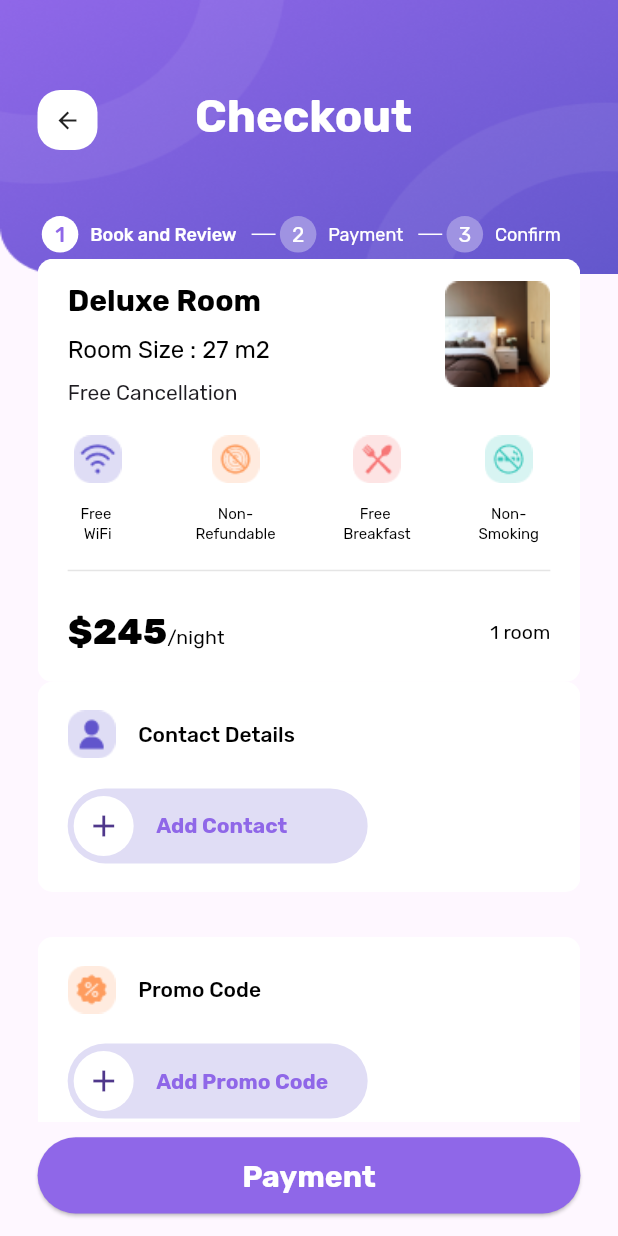
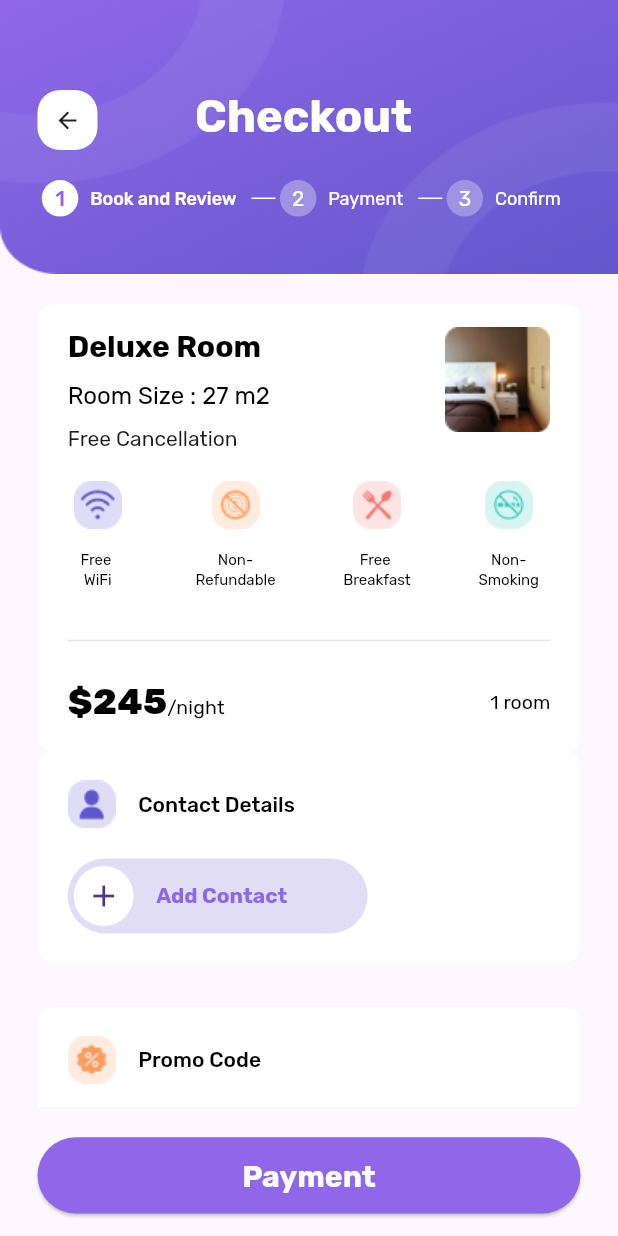
Before and after one commit to ibrahim3ali/travo_apps_1, a Flutter app: the CheckkoutHotel screen opened directly, on a phone screen of 412 x 824 dp. Run offline on Flutter 3.47's test engine with Material 3 defaults, Android fonts, the phone set to English and light mode, and no system bars; our stand-ins replace device_preview, flutter_rating_bar, flutter_screenutil, go_router, google_fonts, salomon_bottom_bar and 1 more.

Commit message:
fix size{ BookingFlight ,CheckkoutHotel ,FlightAndHotel ,GuestAndRoom ,ResultFlight ,ReviewHotel ,SelectRoom ,SelectSeat ,MultiCityWidget ,OneWayWidget ,RoundTripWidget ,CheckkoutFlight1Widget ,CheckkoutHotel1Widget ,CheckkoutHotel2Widget ,FilterHotelDraggableScrollableSheetWidget ,FilterReviewDraggableScrollableSheetWidget }

```diff
--- a/lib/view/screen/booking_flight/booking_flight.dart
+++ b/lib/view/screen/booking_flight/booking_flight.dart
@@ -121,7 +121,7 @@ class _BookingFlightState extends State<BookingFlight> {
                   children: [
                     SizedBox(
                       width: 411.w,
-                      height: height.h,
+                      height: height * 0.73.h,
                       child: PageView(
                         children: [
                           itam[_index]['screen'],
--- a/lib/view/screen/checkkout_hotel/checkkout_hotel.dart
+++ b/lib/view/screen/checkkout_hotel/checkkout_hotel.dart
@@ -36,7 +36,6 @@ class _CheckkoutHotelState extends State<CheckkoutHotel> {
       {
         'isActive': false,
         'number': '1',
-        'height': 700.0,
         'title': 'Book and Review',
         'screen': const CheckkoutHotel1Widget(),
         'button': 'Payment',
@@ -47,7 +46,6 @@ class _CheckkoutHotelState extends State<CheckkoutHotel> {
       {
         'isActive': true,
         'number': '2',
-        'height': 450.0,
         'title': 'Payment',
         'screen': const CheckkoutHotel2Widget(),
         'button': 'Done',
@@ -59,7 +57,6 @@ class _CheckkoutHotelState extends State<CheckkoutHotel> {
         'isActive': true,
         'number': '3',
         'title': 'Confirm',
-        'height': 530.0,
         'screen': const CheckkoutHotel3Widget(),
         'button': 'Pay Now',
         'onPressed': () {
@@ -73,7 +70,9 @@ class _CheckkoutHotelState extends State<CheckkoutHotel> {
     return Scaffold(
       body: SizedBox(
         height: height,
-        child: Stack(
+        child: Column(
+          children: [
+            Stack(
               clipBehavior: Clip.none,
               children: [
                 ImageCardThree(
@@ -93,7 +92,7 @@ class _CheckkoutHotelState extends State<CheckkoutHotel> {
                 Positioned(
                   left: 25,
                   right: 25,
-              top: 144,
+                  top: 120,
                   child: SizedBox(
                     width: 411.w,
                     height: 24.h,
@@ -126,15 +125,16 @@ class _CheckkoutHotelState extends State<CheckkoutHotel> {
                     ),
                   ),
                 ),
+              ],
+            ),
             Expanded(
-              child: Positioned.fill(
-                top: 170.h,
+              child: Padding(
+                padding: EdgeInsets.only(
+                  top: 20.h,
                   right: 25.w,
                   left: 25.w,
-                child: SingleChildScrollView(
-                  child: SizedBox(
-                    width: 411.w,
-                    height: cardScreen[_index]['height'],
+                  bottom: 10.h,
+                ),
                 child: PageView(
                   children: [
                     cardScreen[_index]['screen'],
@@ -144,8 +144,6 @@ class _CheckkoutHotelState extends State<CheckkoutHotel> {
                       pageIndex == _index;
                     });
                   },
-                    ),
-                  ),
                 ),
               ),
             ),
--- a/lib/view/screen/home/home.dart
+++ b/lib/view/screen/home/home.dart
@@ -1,7 +1,6 @@
 import 'package:flutter/material.dart';
 import 'package:flutter/services.dart';
 import 'package:flutter_screenutil/flutter_screenutil.dart';
-import 'package:flutter_staggered_grid_view/flutter_staggered_grid_view.dart';
 import 'package:go_router/go_router.dart';
 import 'package:salomon_bottom_bar/salomon_bottom_bar.dart';
 import 'package:travo_apps_1/core/constants/app_colos.dart';
--- a/lib/view/widget/booking_flight_widget/multi_city_widget/multi_city_widget.dart
+++ b/lib/view/widget/booking_flight_widget/multi_city_widget/multi_city_widget.dart
@@ -5,7 +5,6 @@ import '../../../../core/constants/app_colos.dart';
 import '../../../../core/constants/assets.dart';
 import '../../../dtomic/text_widget/text_widget.dart';
 import '../../../dtomic/title_widget/title_widget.dart';
-import '../one_way_widget/one_way_widget.dart';
 
 class MultiCityWidget extends StatefulWidget {
   const MultiCityWidget({
--- a/lib/view/widget/booking_flight_widget/one_way_widget/one_way_widget.dart
+++ b/lib/view/widget/booking_flight_widget/one_way_widget/one_way_widget.dart
@@ -93,7 +93,7 @@ class _OneWayWidgetState extends State<OneWayWidget> {
           ),
           Positioned.fill(
             left: 260.w,
-            bottom: 510.h,
+            bottom: 320.h,
             child: Image.asset(ImageBookingFlight.way),
           )
         ],
--- a/lib/view/widget/booking_flight_widget/round_trip_widget/round_trip_widget.dart
+++ b/lib/view/widget/booking_flight_widget/round_trip_widget/round_trip_widget.dart
@@ -4,7 +4,6 @@ import 'package:flutter_screenutil/flutter_screenutil.dart';
 import '../../../../core/constants/app_colos.dart';
 import '../../../../core/constants/assets.dart';
 import '../../../dtomic/title_widget/title_widget.dart';
-import '../one_way_widget/one_way_widget.dart';
 
 class RoundTripWidget extends StatefulWidget {
   const RoundTripWidget({
@@ -100,7 +99,7 @@ class _RoundTripWidgetState extends State<RoundTripWidget> {
           ),
           Positioned.fill(
             left: 260.w,
-            bottom: 510.h,
+            bottom: 320.h,
             child: Image.asset(ImageBookingFlight.way),
           )
         ],
--- a/lib/view/widget/checkkout_flight_widget/checkkout_flight1_widget/checkkout_flight1_widget.dart
+++ b/lib/view/widget/checkkout_flight_widget/checkkout_flight1_widget/checkkout_flight1_widget.dart
@@ -5,7 +5,6 @@ import 'package:travo_apps_1/core/app_routers/routes_name.dart';
 
 import '../../../../core/constants/app_colos.dart';
 import '../../../../core/constants/assets.dart';
-import '../../../dtomic/button/buttons.dart';
 import '../../../dtomic/text_widget/text_widget.dart';
 import '../../../dtomic/title_widget/title_widget.dart';
 
--- a/lib/view/widget/checkkout_hotel_widget/checkkout_hotel1_widget/checkkout_hotel1_widget.dart
+++ b/lib/view/widget/checkkout_hotel_widget/checkkout_hotel1_widget/checkkout_hotel1_widget.dart
@@ -65,7 +65,9 @@ class _CheckkoutHotel1WidgetState extends State<CheckkoutHotel1Widget> {
         },
       },
     ];
-    return Column(
+    final height = MediaQuery.sizeOf(context).height;
+    return SingleChildScrollView(
+      child: Column(
         children: [
           Container(
             width: 411.w,
@@ -121,7 +123,7 @@ class _CheckkoutHotel1WidgetState extends State<CheckkoutHotel1Widget> {
                 ),
                 SizedBox(
                   width: 411.w,
-                height: 70.h,
+                  height: 86.h,
                   child: ListView.separated(
                     scrollDirection: Axis.horizontal,
                     physics: const NeverScrollableScrollPhysics(),
@@ -147,7 +149,8 @@ class _CheckkoutHotel1WidgetState extends State<CheckkoutHotel1Widget> {
                               fontSizeTitle: 10,
                               fontWeightTitle: FontWeight.w400,
                               colorTitle: Colors.black,
-                            subTitle: productDetailsCardIcon[index]['subTitle'],
+                              subTitle: productDetailsCardIcon[index]
+                                  ['subTitle'],
                               fontSizeSubTitle: 10,
                               fontWeightSubTitle: FontWeight.w400,
                               colorSubTitle: Colors.black,
@@ -206,7 +209,7 @@ class _CheckkoutHotel1WidgetState extends State<CheckkoutHotel1Widget> {
 
           SizedBox(
             width: 411.w,
-          height: 310.h,
+            height: height * 0.55.h,
             child: ListView.separated(
               itemCount: addCard.length,
               separatorBuilder: (context, index) => const SizedBox(
@@ -308,6 +311,7 @@ class _CheckkoutHotel1WidgetState extends State<CheckkoutHotel1Widget> {
           //   height: 12,
           // ),
         ],
+      ),
     );
   }
 }
--- a/lib/view/widget/checkkout_hotel_widget/checkkout_hotel2_widget/checkkout_hotel2_widget.dart
+++ b/lib/view/widget/checkkout_hotel_widget/checkkout_hotel2_widget/checkkout_hotel2_widget.dart
@@ -35,11 +35,13 @@ class _CheckkoutHotel2WidgetState extends State<CheckkoutHotel2Widget> {
   ];
   @override
   Widget build(BuildContext context) {
+    final height = MediaQuery.sizeOf(context).height;
+
     return Column(
       children: [
         SizedBox(
           width: 411.w,
-          height: 320.h,
+          height: height * 0.70.h,
           child: ListView.separated(
             separatorBuilder: (context, index) => const SizedBox(
               height: 20,
@@ -60,7 +62,6 @@ class _CheckkoutHotel2WidgetState extends State<CheckkoutHotel2Widget> {
             },
           ),
         ),
-
       ],
     );
   }
--- a/lib/view/widget/result_hotel_widget/filter_hotel_draggable_scrollable_sheet_widget/filter_hotel_draggable_scrollable_sheet_widget.dart
+++ b/lib/view/widget/result_hotel_widget/filter_hotel_draggable_scrollable_sheet_widget/filter_hotel_draggable_scrollable_sheet_widget.dart
@@ -146,7 +146,7 @@ class _FilterHotelDraggableScrollableSheetWidgetState
                   ),
                   SizedBox(
                     width: 411.w,
-                    height: 220.h,
+                    height: MediaQuery.sizeOf(context).height * 0.40.h,
                     child: ListView.separated(
                         physics: const NeverScrollableScrollPhysics(),
                         itemBuilder: (context, index) {
--- a/lib/view/widget/review_hotel_widget/filter_review_draggable_scrollable_sheet_widget.dart
+++ b/lib/view/widget/review_hotel_widget/filter_review_draggable_scrollable_sheet_widget.dart
@@ -144,7 +144,7 @@ class _FilterReviewDraggableScrollableSheetWidgetState
                   ),
                   SizedBox(
                     width: 411.w,
-                    height: 112.h,
+                    height: MediaQuery.sizeOf(context).height * 0.19.h,
                     child: ListView.separated(
                       physics: const NeverScrollableScrollPhysics(),
                       itemBuilder: (context, index) => Row(
@@ -203,7 +203,7 @@ class _FilterReviewDraggableScrollableSheetWidgetState
                   ),
                   SizedBox(
                     width: 411.w,
-                    height: 65.h,
+                    height: MediaQuery.sizeOf(context).height * 0.13.h,
                     child: ListView.separated(
                       physics: const NeverScrollableScrollPhysics(),
                       itemBuilder: (context, index) => Row(
```
Also changed, not shown: lib/main.dart (+2 -8 lines), lib/view/screen/flight_and_hotel/flight_and_hotel.dart (+8 -12 lines), lib/view/screen/guest_and_room/guest_and_room.dart (+13 -6 lines), lib/view/screen/result_flight/result_flight.dart (+26 -18 lines), lib/view/screen/review_hotel/review_hotel.dart (+6 -15 lines), lib/view/screen/select_room/select_room.dart (+8 -4 lines), lib/view/screen/select_seat/select_seat.dart (+2 -5 lines). Lines whose indentation alone changed are shown as unchanged.
